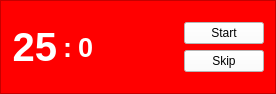
Qt form ui/mainwindow.ui (mousamk/qtpomodoro) before a commit.
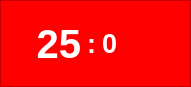
The same form after that commit. Icons and pictures are not drawn.

Commit message: Change buttons size and style.

```diff
--- a/ui/mainwindow.ui
+++ b/ui/mainwindow.ui
@@ -6,8 +6,8 @@
    <rect>
     <x>0</x>
     <y>0</y>
-    <width>276</width>
-    <height>94</height>
+    <width>191</width>
+    <height>87</height>
    </rect>
   </property>
   <property name="windowTitle">
@@ -41,9 +41,25 @@
       <property name="frameShadow">
        <enum>QFrame::Raised</enum>
       </property>
-      <layout class="QHBoxLayout" name="horizontalLayout_3">
+      <layout class="QHBoxLayout" name="horizontalLayout_4">
+       <item>
+        <layout class="QHBoxLayout" name="horizontalLayout_3"/>
+       </item>
        <item>
         <layout class="QHBoxLayout" name="horizontalLayout">
+         <item>
+          <spacer name="horizontalSpacer_2">
+           <property name="orientation">
+            <enum>Qt::Horizontal</enum>
+           </property>
+           <property name="sizeHint" stdset="0">
+            <size>
+             <width>40</width>
+             <height>20</height>
+            </size>
+           </property>
+          </spacer>
+         </item>
          <item>
           <widget class="QLabel" name="lblMinute">
            <property name="sizePolicy">
@@ -141,20 +157,7 @@
         </layout>
        </item>
        <item>
-        <layout class="QVBoxLayout" name="verticalLayout_2">
-         <item>
-          <spacer name="verticalSpacer">
-           <property name="orientation">
-            <enum>Qt::Vertical</enum>
-           </property>
-           <property name="sizeHint" stdset="0">
-            <size>
-             <width>20</width>
-             <height>40</height>
-            </size>
-           </property>
-          </spacer>
-         </item>
+        <layout class="QVBoxLayout" name="verticalLayout">
          <item>
           <widget class="QPushButton" name="btnAction">
            <property name="sizePolicy">
@@ -163,11 +166,26 @@
              <verstretch>0</verstretch>
             </sizepolicy>
            </property>
+           <property name="maximumSize">
+            <size>
+             <width>30</width>
+             <height>30</height>
+            </size>
+           </property>
            <property name="styleSheet">
-            <string notr="true">background-color: #FFFFFF;</string>
+            <string notr="true">border: 0px;</string>
            </property>
            <property name="text">
-            <string>Start</string>
+            <string/>
+           </property>
+           <property name="icon">
+            <iconset theme="://images/next.png"/>
+           </property>
+           <property name="iconSize">
+            <size>
+             <width>30</width>
+             <height>30</height>
+            </size>
            </property>
           </widget>
          </item>
@@ -179,27 +197,29 @@
              <verstretch>0</verstretch>
             </sizepolicy>
            </property>
+           <property name="maximumSize">
+            <size>
+             <width>30</width>
+             <height>30</height>
+            </size>
+           </property>
            <property name="styleSheet">
-            <string notr="true">background-color: #FFFFFF;</string>
+            <string notr="true">border: 0px;</string>
            </property>
            <property name="text">
-            <string>Skip</string>
+            <string/>
+           </property>
+           <property name="icon">
+            <iconset theme="://images/next.png"/>
+           </property>
+           <property name="iconSize">
+            <size>
+             <width>30</width>
+             <height>30</height>
+            </size>
            </property>
           </widget>
          </item>
-         <item>
-          <spacer name="verticalSpacer_2">
-           <property name="orientation">
-            <enum>Qt::Vertical</enum>
-           </property>
-           <property name="sizeHint" stdset="0">
-            <size>
-             <width>20</width>
-             <height>40</height>
-            </size>
-           </property>
-          </spacer>
-         </item>
         </layout>
        </item>
       </layout>
```
